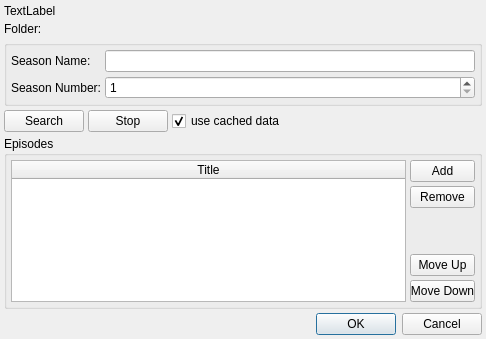
This is src/trunk/ui/ui_ChangeSeason.ui in rexMingla/my-renamer as Qt 5 draws it before an edit. The edited form follows.
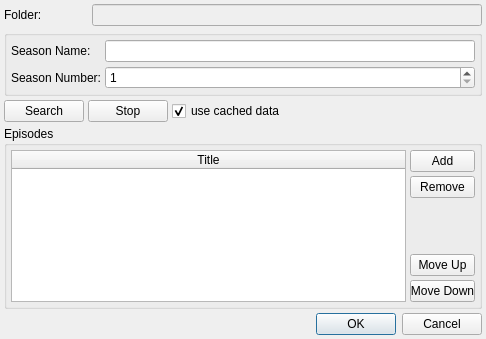
This is the edited form.

Commit message: Can now search for movie titles (ui is still pretty terrible).

What changed in the file:
```diff
--- a/src/trunk/ui/ui_ChangeSeason.ui
+++ b/src/trunk/ui/ui_ChangeSeason.ui
@@ -21,12 +21,10 @@
     <number>4</number>
    </property>
    <item>
-    <widget class="QLabel" name="folderLabel">
-     <property name="text">
-      <string>TextLabel</string>
+    <layout class="QHBoxLayout" name="horizontalLayout_4">
+     <property name="spacing">
+      <number>4</number>
      </property>
-    </widget>
-   </item>
    <item>
     <widget class="QLabel" name="label">
      <property name="sizePolicy">
@@ -35,10 +33,31 @@
        <verstretch>0</verstretch>
       </sizepolicy>
      </property>
+       <property name="minimumSize">
+        <size>
+         <width>84</width>
+         <height>0</height>
+        </size>
+       </property>
+       <property name="maximumSize">
+        <size>
+         <width>84</width>
+         <height>16777215</height>
+        </size>
+       </property>
      <property name="text">
       <string>Folder:</string>
      </property>
     </widget>
+     </item>
+     <item>
+      <widget class="QLineEdit" name="folderEdit">
+       <property name="enabled">
+        <bool>false</bool>
+       </property>
+      </widget>
+     </item>
+    </layout>
    </item>
    <item>
     <widget class="QGroupBox" name="groupBox">
```
Lines whose indentation alone changed are shown as unchanged. The commit also changes 4 other files.
